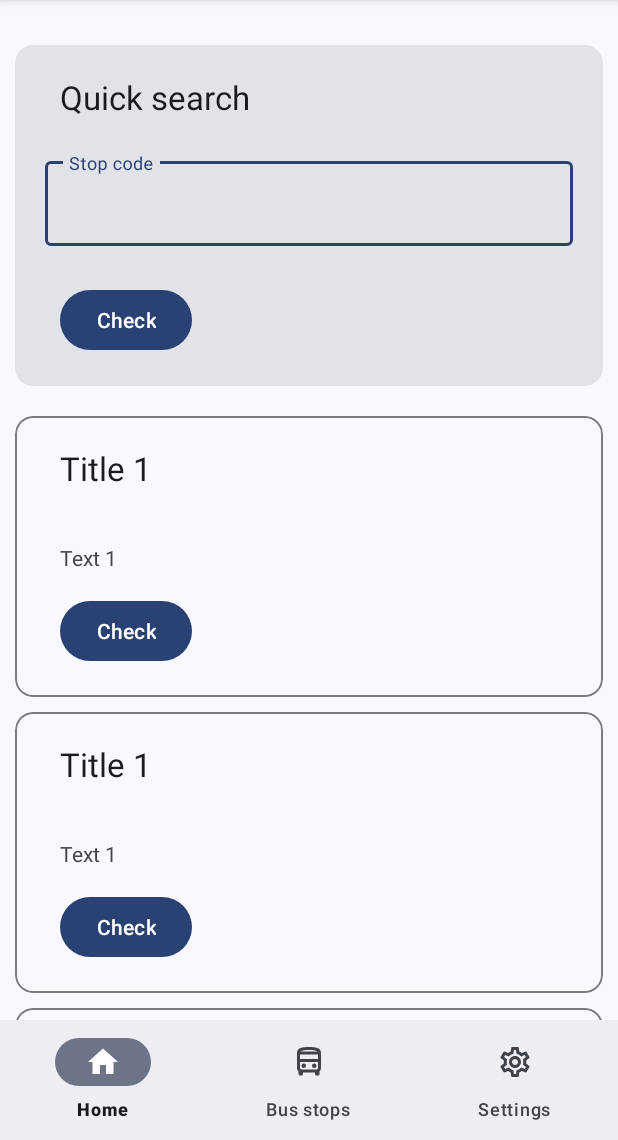
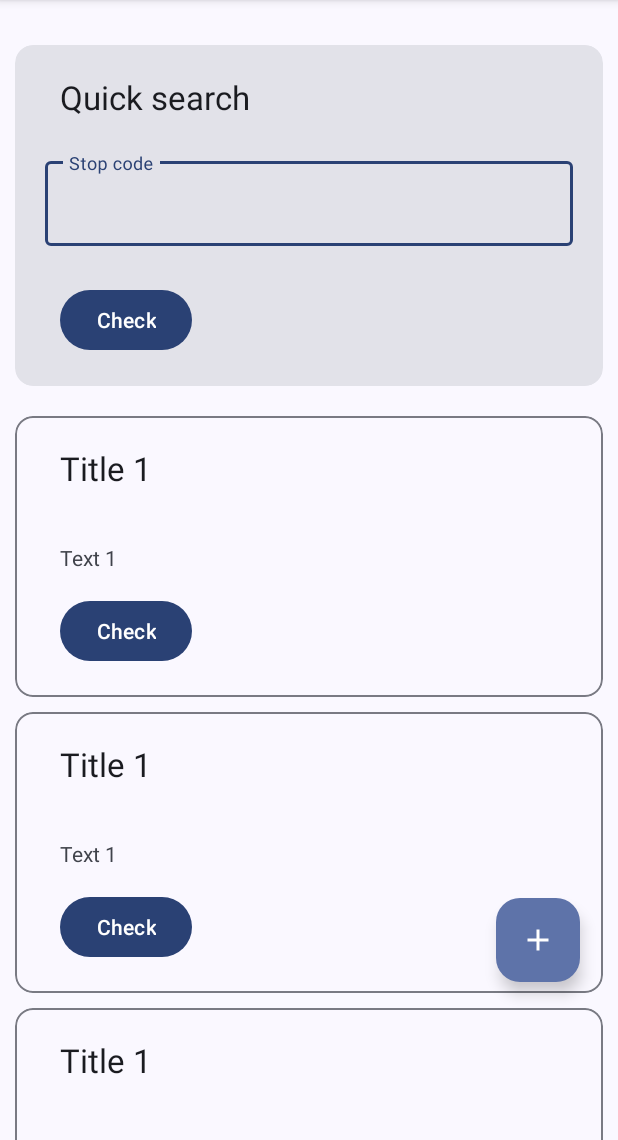
Before and after one commit to nin0-dev/BusChecker, an Android app: the screen it shows after launch (MainActivity), on a phone screen of 412 x 824 dp, the part 96-1236 px from its top. Run offline under Robolectric (Android 15) with nearby library versions, the phone set to English and light mode, and no system bars.

Commit message:
Removed navbar

```diff
--- a/app/src/main/java/com/nin0dev/buschecker/MainActivity.kt
+++ b/app/src/main/java/com/nin0dev/buschecker/MainActivity.kt
@@ -3,12 +3,11 @@ package com.nin0dev.buschecker
 import android.content.Context
 import android.content.Intent
 import android.content.pm.PackageManager
-import android.os.Build
 import android.os.Bundle
 import android.telephony.SmsManager
-import android.view.View.GONE
 import android.widget.Button
 import android.widget.EditText
+import android.widget.TextView
 import android.widget.Toast
 import androidx.appcompat.app.AppCompatActivity
 import androidx.appcompat.content.res.AppCompatResources
@@ -28,8 +27,12 @@ class MainActivity : AppCompatActivity() {
             val i = Intent(this, SetupActivity::class.java)
             startActivity(i)
         }
-        navBar()
         buttons()
+        cards()
+    }
+    fun cards()
+    {
+
     }
     fun buttons()
     {
@@ -54,31 +57,5 @@ class MainActivity : AppCompatActivity() {
             recreate()
         }
     }
-    fun navBar()
-    {
-        val navbar = findViewById<NavigationBarView>(R.id.bottom_navigation)
-        navbar.setOnItemSelectedListener { item ->
-            when(item.itemId) {
-                R.id.home_menu -> {
-                    navbar.menu.getItem(0).icon = AppCompatResources.getDrawable(applicationContext, R.drawable.ic_baseline_home_24)
-                    navbar.menu.getItem(1).icon = AppCompatResources.getDrawable(applicationContext, R.drawable.ic_outline_directions_bus_24)
-                    navbar.menu.getItem(2).icon = AppCompatResources.getDrawable(applicationContext, R.drawable.ic_outline_settings_24)
-                    true
-                }
-                R.id.bus_stops_menu -> {
-                    navbar.menu.getItem(0).icon = AppCompatResources.getDrawable(applicationContext, R.drawable.ic_outline_home_24)
-                    navbar.menu.getItem(1).icon = AppCompatResources.getDrawable(applicationContext, R.drawable.ic_baseline_directions_bus_24)
-                    navbar.menu.getItem(2).icon = AppCompatResources.getDrawable(applicationContext, R.drawable.ic_outline_settings_24)
-                    true
-                }
-                R.id.settings_menu -> {
-                    navbar.menu.getItem(0).icon = AppCompatResources.getDrawable(applicationContext, R.drawable.ic_outline_home_24)
-                    navbar.menu.getItem(1).icon = AppCompatResources.getDrawable(applicationContext, R.drawable.ic_outline_directions_bus_24)
-                    navbar.menu.getItem(2).icon = AppCompatResources.getDrawable(applicationContext, R.drawable.ic_baseline_settings_24)
-                    true
-                }
-                else -> false
-            }
-        }
-    }
+
 }
--- a/app/src/main/res/layout/activity_main.xml
+++ b/app/src/main/res/layout/activity_main.xml
@@ -6,6 +6,9 @@
     android:layout_height="match_parent"
     tools:context=".MainActivity">
 
+    <androidx.coordinatorlayout.widget.CoordinatorLayout
+        android:layout_height="match_parent"
+        android:layout_width="match_parent">
         <FrameLayout
             android:layout_width="match_parent"
             android:layout_height="match_parent"
@@ -91,7 +94,7 @@
                             android:orientation="vertical">
 
                             <TextView
-                            android:id="@+id/title_fav1"
+                                android:id="@+id/title_1"
                                 android:layout_width="wrap_content"
                                 android:layout_height="wrap_content"
                                 android:layout_marginHorizontal="30dp"
@@ -101,7 +104,7 @@
                                 android:textAppearance="@style/TextAppearance.AppCompat.Large" />
 
                             <TextView
-                            android:id="@+id/text_fav1"
+                                android:id="@+id/text_1"
                                 android:layout_width="wrap_content"
                                 android:layout_height="wrap_content"
                                 android:layout_marginHorizontal="30dp"
@@ -133,7 +136,7 @@
                             android:orientation="vertical">
 
                             <TextView
-                            android:id="@+id/title_fav2"
+                                android:id="@+id/title_2"
                                 android:layout_width="wrap_content"
                                 android:layout_height="wrap_content"
                                 android:layout_marginHorizontal="30dp"
@@ -143,7 +146,7 @@
                                 android:textAppearance="@style/TextAppearance.AppCompat.Large" />
 
                             <TextView
-                            android:id="@+id/text_fav2"
+                                android:id="@+id/text_2"
                                 android:layout_width="wrap_content"
                                 android:layout_height="wrap_content"
                                 android:layout_marginHorizontal="30dp"
@@ -152,7 +155,7 @@
                                 android:text="Text 1" />
 
                             <Button
-                            android:id="@+id/check2fav_button"
+                                android:id="@+id/check2_button"
                                 android:layout_width="wrap_content"
                                 android:layout_height="wrap_content"
                                 android:layout_marginStart="30dp"
@@ -175,7 +178,7 @@
                             android:orientation="vertical">
 
                             <TextView
-                            android:id="@+id/title_fav3"
+                                android:id="@+id/title_3"
                                 android:layout_width="wrap_content"
                                 android:layout_height="wrap_content"
                                 android:layout_marginHorizontal="30dp"
@@ -185,7 +188,7 @@
                                 android:textAppearance="@style/TextAppearance.AppCompat.Large" />
 
                             <TextView
-                            android:id="@+id/text_fav3"
+                                android:id="@+id/text_3"
                                 android:layout_width="wrap_content"
                                 android:layout_height="wrap_content"
                                 android:layout_marginHorizontal="30dp"
@@ -194,7 +197,7 @@
                                 android:text="Text 1" />
 
                             <Button
-                            android:id="@+id/check3fav_button"
+                                android:id="@+id/check3_button"
                                 android:layout_width="wrap_content"
                                 android:layout_height="wrap_content"
                                 android:layout_marginStart="30dp"
@@ -219,7 +222,7 @@
                             android:orientation="vertical">
 
                             <TextView
-                            android:id="@+id/title_fav4"
+                                android:id="@+id/title_4"
                                 android:layout_width="wrap_content"
                                 android:layout_height="wrap_content"
                                 android:layout_marginHorizontal="30dp"
@@ -229,7 +232,7 @@
                                 android:textAppearance="@style/TextAppearance.AppCompat.Large" />
 
                             <TextView
-                            android:id="@+id/text_fav4"
+                                android:id="@+id/text_4"
                                 android:layout_width="wrap_content"
                                 android:layout_height="wrap_content"
                                 android:layout_marginHorizontal="30dp"
@@ -238,7 +241,7 @@
                                 android:text="Text 1" />
 
                             <Button
-                            android:id="@+id/check4fav_button"
+                                android:id="@+id/check4_button"
                                 android:layout_width="wrap_content"
                                 android:layout_height="wrap_content"
                                 android:layout_marginStart="30dp"
@@ -263,7 +266,7 @@
                             android:orientation="vertical">
 
                             <TextView
-                            android:id="@+id/title_fav5"
+                                android:id="@+id/title_5"
                                 android:layout_width="wrap_content"
                                 android:layout_height="wrap_content"
                                 android:layout_marginHorizontal="30dp"
@@ -273,7 +276,7 @@
                                 android:textAppearance="@style/TextAppearance.AppCompat.Large" />
 
                             <TextView
-                            android:id="@+id/text_fav5"
+                                android:id="@+id/text_5"
                                 android:layout_width="wrap_content"
                                 android:layout_height="wrap_content"
                                 android:layout_marginHorizontal="30dp"
@@ -282,7 +285,7 @@
                                 android:text="Text 1" />
 
                             <Button
-                            android:id="@+id/check5fav_button"
+                                android:id="@+id/check5_button"
                                 android:layout_width="wrap_content"
                                 android:layout_height="wrap_content"
                                 android:layout_marginStart="30dp"
@@ -307,7 +310,7 @@
                             android:orientation="vertical">
 
                             <TextView
-                            android:id="@+id/title_fav6"
+                                android:id="@+id/title_6"
                                 android:layout_width="wrap_content"
                                 android:layout_height="wrap_content"
                                 android:layout_marginHorizontal="30dp"
@@ -317,7 +320,7 @@
                                 android:textAppearance="@style/TextAppearance.AppCompat.Large" />
 
                             <TextView
-                            android:id="@+id/text_fav6"
+                                android:id="@+id/text_6"
                                 android:layout_width="wrap_content"
                                 android:layout_height="wrap_content"
                                 android:layout_marginHorizontal="30dp"
@@ -326,7 +329,7 @@
                                 android:text="Text 1" />
 
                             <Button
-                            android:id="@+id/check6fav_button"
+                                android:id="@+id/check6_button"
                                 android:layout_width="wrap_content"
                                 android:layout_height="wrap_content"
                                 android:layout_marginStart="30dp"
@@ -352,7 +355,7 @@
                             android:orientation="vertical">
 
                             <TextView
-                            android:id="@+id/title_fav7"
+                                android:id="@+id/title_7"
                                 android:layout_width="wrap_content"
                                 android:layout_height="wrap_content"
                                 android:layout_marginHorizontal="30dp"
@@ -362,7 +365,7 @@
                                 android:textAppearance="@style/TextAppearance.AppCompat.Large" />
 
                             <TextView
-                            android:id="@+id/text_fav7"
+                                android:id="@+id/text_7"
                                 android:layout_width="wrap_content"
                                 android:layout_height="wrap_content"
                                 android:layout_marginHorizontal="30dp"
@@ -371,7 +374,7 @@
                                 android:text="Text 1" />
 
                             <Button
-                            android:id="@+id/check7fav_button"
+                                android:id="@+id/check7_button"
                                 android:layout_width="wrap_content"
                                 android:layout_height="wrap_content"
                                 android:layout_marginStart="30dp"
@@ -396,7 +399,7 @@
                             android:orientation="vertical">
 
                             <TextView
-                            android:id="@+id/title_fav8"
+                                android:id="@+id/title_8"
                                 android:layout_width="wrap_content"
                                 android:layout_height="wrap_content"
                                 android:layout_marginHorizontal="30dp"
@@ -406,7 +409,7 @@
                                 android:textAppearance="@style/TextAppearance.AppCompat.Large" />
 
                             <TextView
-                            android:id="@+id/text_fav8"
+                                android:id="@+id/text_8"
                                 android:layout_width="wrap_content"
                                 android:layout_height="wrap_content"
                                 android:layout_marginHorizontal="30dp"
@@ -415,7 +418,7 @@
                                 android:text="Text 1" />
 
                             <Button
-                            android:id="@+id/check8fav_button"
+                                android:id="@+id/check8_button"
                                 android:layout_width="wrap_content"
                                 android:layout_height="wrap_content"
                                 android:layout_marginStart="30dp"
@@ -441,7 +444,7 @@
                             android:orientation="vertical">
 
                             <TextView
-                            android:id="@+id/title_fav9"
+                                android:id="@+id/title_9"
                                 android:layout_width="wrap_content"
                                 android:layout_height="wrap_content"
                                 android:layout_marginHorizontal="30dp"
@@ -451,7 +454,7 @@
                                 android:textAppearance="@style/TextAppearance.AppCompat.Large" />
 
                             <TextView
-                            android:id="@+id/text_fav9"
+                                android:id="@+id/text_9"
                                 android:layout_width="wrap_content"
                                 android:layout_height="wrap_content"
                                 android:layout_marginHorizontal="30dp"
@@ -460,7 +463,7 @@
                                 android:text="Text 1" />
 
                             <Button
-                            android:id="@+id/check9fav_button"
+                                android:id="@+id/check9_button"
                                 android:layout_width="wrap_content"
                                 android:layout_height="wrap_content"
                                 android:layout_marginStart="30dp"
@@ -485,7 +488,7 @@
                             android:orientation="vertical">
 
                             <TextView
-                            android:id="@+id/title_fav10"
+                                android:id="@+id/title_10"
                                 android:layout_width="wrap_content"
                                 android:layout_height="wrap_content"
                                 android:layout_marginHorizontal="30dp"
@@ -495,7 +498,7 @@
                                 android:textAppearance="@style/TextAppearance.AppCompat.Large" />
 
                             <TextView
-                            android:id="@+id/text_fav10"
+                                android:id="@+id/text_10"
                                 android:layout_width="wrap_content"
                                 android:layout_height="wrap_content"
                                 android:layout_marginHorizontal="30dp"
@@ -504,7 +507,7 @@
                                 android:text="Text 1" />
 
                             <Button
-                            android:id="@+id/check10fav_button"
+                                android:id="@+id/check10_button"
                                 android:layout_width="wrap_content"
                                 android:layout_height="wrap_content"
                                 android:layout_marginStart="30dp"
@@ -521,14 +524,16 @@
 
             </ScrollView>
 
-
-        <com.google.android.material.bottomnavigation.BottomNavigationView
-            android:id="@+id/bottom_navigation"
-            android:layout_width="match_parent"
+        </FrameLayout>
+        <com.google.android.material.floatingactionbutton.FloatingActionButton
+            android:id="@+id/extended_fab"
+            android:layout_width="wrap_content"
             android:layout_height="wrap_content"
-            android:layout_gravity="bottom"
-            app:menu="@menu/bottom_navigation" />
-
-    </FrameLayout>
+            android:layout_marginHorizontal="25dp"
+            android:layout_marginVertical="105dp"
+            android:layout_gravity="bottom|end"
+            android:contentDescription=""
+            app:srcCompat="@drawable/ic_baseline_add_24"/>
+    </androidx.coordinatorlayout.widget.CoordinatorLayout>
 
 </androidx.constraintlayout.widget.ConstraintLayout>
--- a/app/src/main/res/menu/bottom_navigation.xml
+++ /dev/null
@@ -1,16 +0,0 @@
-<?xml version="1.0" encoding="utf-8"?>
-<menu xmlns:android="http://schemas.android.com/apk/res/android">
-
-    <item
-        android:id="@+id/home_menu"
-        android:icon="@drawable/ic_baseline_home_24"
-        android:title="Home" />
-    <item
-        android:id="@+id/bus_stops_menu"
-        android:icon="@drawable/ic_outline_directions_bus_24"
-        android:title="Bus stops" />
-    <item
-        android:id="@+id/settings_menu"
-        android:icon="@drawable/ic_outline_settings_24"
-        android:title="Settings" />
-</menu>
```
Lines whose indentation alone changed are shown as unchanged.
